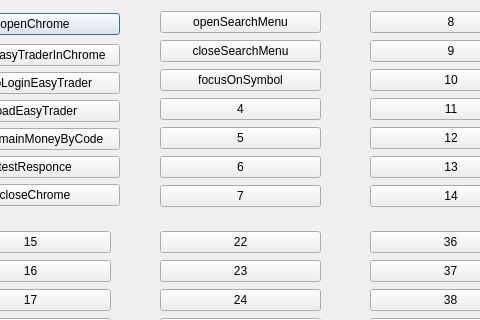
First picture: the form in Codes/mofidBroker/easytraderdialog.ui, repository vahidbk/FATS, before the edit; both pictures show x 110 to 590 and y 0 to 320 of the 710 by 483 pixel window.
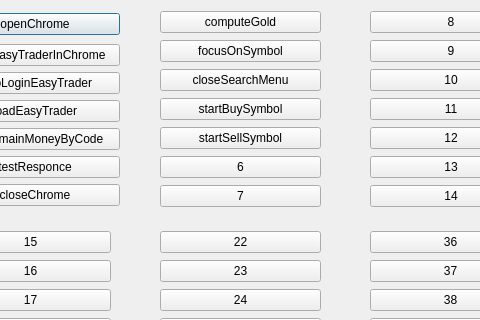
Second picture: the form after the edit.

The edit to the form file:
```diff
--- a/Codes/mofidBroker/easytraderdialog.ui
+++ b/Codes/mofidBroker/easytraderdialog.ui
@@ -91,14 +91,7 @@
     <item>
      <widget class="QPushButton" name="openSearchMenuButton">
       <property name="text">
-       <string>openSearchMenu</string>
-      </property>
-     </widget>
-    </item>
-    <item>
-     <widget class="QPushButton" name="closeSearchMenuButton">
-      <property name="text">
-       <string>closeSearchMenu</string>
+       <string>computeGold</string>
       </property>
      </widget>
     </item>
@@ -110,16 +103,23 @@
      </widget>
     </item>
     <item>
-     <widget class="QPushButton" name="pushButton_4">
+     <widget class="QPushButton" name="closeSearchMenuButton">
       <property name="text">
-       <string>4</string>
+       <string>closeSearchMenu</string>
       </property>
      </widget>
     </item>
     <item>
      <widget class="QPushButton" name="pushButton_5">
       <property name="text">
-       <string>5</string>
+       <string>startBuySymbol</string>
+      </property>
+     </widget>
+    </item>
+    <item>
+     <widget class="QPushButton" name="startSellSymbolButton">
+      <property name="text">
+       <string>startSellSymbol</string>
       </property>
      </widget>
     </item>
```
Left out of the diff: 4 changed lines with no effect on the pictures.
